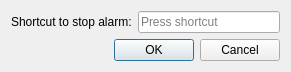
Qt form plugins/alarm/gui/advanced_settings_dialog.ui (Kolcha/DigitalClock4) before a commit.
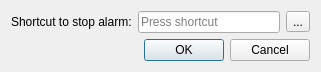
The same form after that commit. Icons and pictures are not drawn.

Commit message:
alarm: added settings
branch : plugins

What changed in the file:
```diff
--- a/plugins/alarm/gui/advanced_settings_dialog.ui
+++ b/plugins/alarm/gui/advanced_settings_dialog.ui
@@ -6,7 +6,7 @@
    <rect>
     <x>0</x>
     <y>0</y>
-    <width>291</width>
+    <width>321</width>
     <height>72</height>
    </rect>
   </property>
@@ -21,7 +21,21 @@
      </property>
     </widget>
    </item>
-   <item row="1" column="0" colspan="2">
+   <item row="0" column="1">
+    <widget class="QKeySequenceEdit" name="shortcut_edit"/>
+   </item>
+   <item row="0" column="2">
+    <widget class="QToolButton" name="shortcut_clear_btn">
+     <property name="text">
+      <string notr="true">...</string>
+     </property>
+     <property name="icon">
+      <iconset resource="../alarm.qrc">
+       <normaloff>:/alarm/remove_all.svg</normaloff>:/alarm/remove_all.svg</iconset>
+     </property>
+    </widget>
+   </item>
+   <item row="1" column="0" colspan="3">
     <widget class="QDialogButtonBox" name="buttonBox">
      <property name="orientation">
       <enum>Qt::Horizontal</enum>
@@ -31,9 +45,6 @@
      </property>
     </widget>
    </item>
-   <item row="0" column="1">
-    <widget class="QKeySequenceEdit" name="shortcut_edit"/>
-   </item>
   </layout>
  </widget>
  <resources/>
```
Left out of the diff: 32 changed lines with no effect on the pictures. The commit also changes 3 other files.
